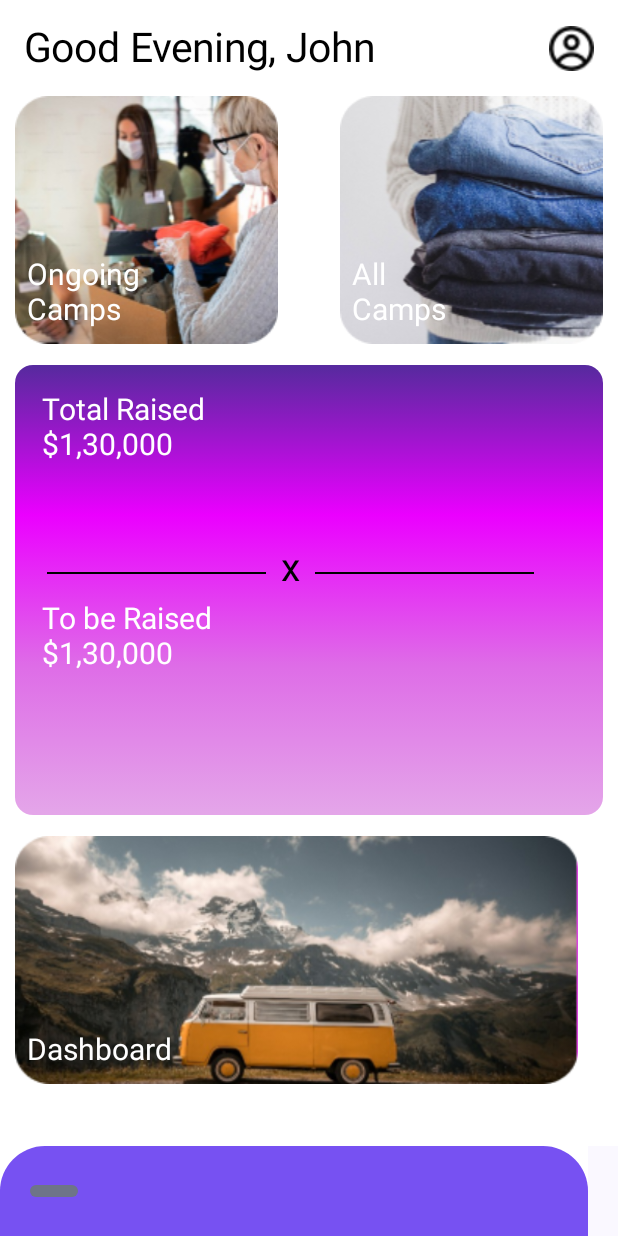
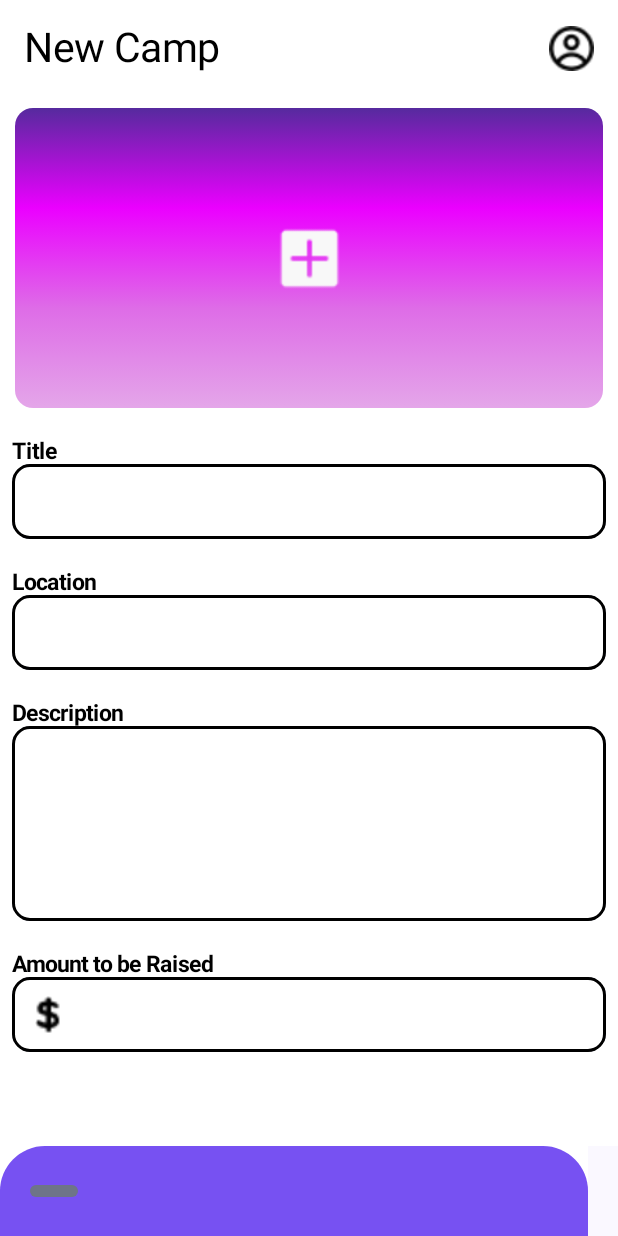
Before and after one commit to prabhsuratsingh/ShareHope, an Android app built with Jetpack Compose: the screen it shows after launch (MainActivity), on a phone screen of 412 x 824 dp. Run offline under Robolectric (Android 15) with nearby library versions, the phone set to English and light mode, and no system bars; 2 statements that could not run were skipped.

Commit message:
Implemented NewPost screen
created uiElement GradientIconButton and DetailsTextField

```diff
--- a/app/src/main/java/com/example/sharehope/MainActivity.kt
+++ b/app/src/main/java/com/example/sharehope/MainActivity.kt
@@ -8,6 +8,7 @@ import androidx.compose.ui.tooling.preview.Preview
 import com.example.sharehope.organizationSide.HomeScreen
 import com.example.sharehope.organizationSide.LandingScreen
 import com.example.sharehope.organizationSide.LoginScreen
+import com.example.sharehope.organizationSide.NewPostScreen
 import com.example.sharehope.ui.theme.ShareHopeTheme
 
 class MainActivity : ComponentActivity() {
@@ -15,7 +16,7 @@ class MainActivity : ComponentActivity() {
         super.onCreate(savedInstanceState)
         setContent {
             ShareHopeTheme {
-                HomeScreen()
+                NewPostScreen()
             }
         }
     }
@@ -27,6 +28,6 @@ class MainActivity : ComponentActivity() {
 @Composable
 fun GreetingPreview() {
     ShareHopeTheme {
-        HomeScreen()
+        NewPostScreen()
     }
 }
--- a/app/src/main/java/com/example/sharehope/organizationSide/NewPost.kt
+++ b/app/src/main/java/com/example/sharehope/organizationSide/NewPost.kt
@@ -1 +1,72 @@
 package com.example.sharehope.organizationSide
+
+import androidx.compose.foundation.background
+import androidx.compose.foundation.layout.Column
+import androidx.compose.foundation.layout.Spacer
+import androidx.compose.foundation.layout.fillMaxSize
+import androidx.compose.foundation.layout.fillMaxWidth
+import androidx.compose.foundation.layout.height
+import androidx.compose.foundation.layout.padding
+import androidx.compose.material3.Scaffold
+import androidx.compose.runtime.Composable
+import androidx.compose.ui.Modifier
+import androidx.compose.ui.graphics.Color
+import androidx.compose.ui.tooling.preview.Preview
+import androidx.compose.ui.unit.dp
+import com.example.sharehope.R
+import com.example.sharehope.organizationSide.uiElements.BottomNavBar
+import com.example.sharehope.organizationSide.uiElements.DollarIcon
+import com.example.sharehope.organizationSide.uiElements.EnterDetailField
+import com.example.sharehope.organizationSide.uiElements.GradientIconCard
+import com.example.sharehope.organizationSide.uiElements.TopTextRow
+
+@Composable
+fun NewPostScreen() {
+
+    Scaffold (
+        bottomBar = { BottomNavBar() }
+    ){innerPadding ->
+        Column (
+            modifier = Modifier
+                .fillMaxSize()
+                .padding(innerPadding)
+                .background(Color.White)
+        ) {
+
+            TopTextRow(heading = R.string.new_post_heading)
+
+            GradientIconCard(
+                modifier = Modifier
+                    .padding(top = 8.dp)
+            )
+            Spacer(modifier = Modifier.height(20.dp))
+            EnterDetailField(
+                heading = R.string.title,
+                height = 50.dp
+            )
+            Spacer(modifier = Modifier.height(20.dp))
+            EnterDetailField(
+                heading = R.string.location,
+                height = 50.dp
+            )
+            Spacer(modifier = Modifier.height(20.dp))
+            EnterDetailField(
+                heading = R.string.description,
+                height = 130.dp
+            )
+            Spacer(modifier = Modifier.height(20.dp))
+            EnterDetailField(
+                heading = R.string.amount_to_be_raised,
+                icon = { DollarIcon() },
+                height = 50.dp
+            )
+        }
+    }
+}
+
+
+@Preview
+@Composable
+fun DisplayNewPostScreen() {
+    NewPostScreen()
+}
--- /dev/null
+++ b/app/src/main/java/com/example/sharehope/organizationSide/uiElements/DetailsTextField.kt
@@ -0,0 +1,90 @@
+package com.example.sharehope.organizationSide.uiElements
+
+import androidx.annotation.DrawableRes
+import androidx.annotation.StringRes
+import androidx.compose.foundation.Image
+import androidx.compose.foundation.background
+import androidx.compose.foundation.border
+import androidx.compose.foundation.layout.fillMaxWidth
+import androidx.compose.foundation.layout.height
+import androidx.compose.foundation.layout.padding
+import androidx.compose.foundation.layout.size
+import androidx.compose.foundation.shape.RoundedCornerShape
+import androidx.compose.material3.OutlinedTextField
+import androidx.compose.material3.OutlinedTextFieldDefaults
+import androidx.compose.material3.Text
+import androidx.compose.runtime.Composable
+import androidx.compose.ui.Modifier
+import androidx.compose.ui.draw.clip
+import androidx.compose.ui.graphics.Color
+import androidx.compose.ui.res.painterResource
+import androidx.compose.ui.res.stringResource
+import androidx.compose.ui.text.TextStyle
+import androidx.compose.ui.text.font.FontWeight
+import androidx.compose.ui.tooling.preview.Preview
+import androidx.compose.ui.unit.Dp
+import androidx.compose.ui.unit.dp
+import androidx.compose.ui.unit.sp
+import com.example.sharehope.R
+import com.example.sharehope.fontFamily
+
+@Composable
+fun EnterDetailField(
+    modifier: Modifier = Modifier,
+    @StringRes heading: Int,
+    icon: @Composable (() -> Unit) = { },
+    height: Dp
+) {
+    Text(
+        text = stringResource(heading),
+        style = TextStyle(
+            fontFamily = fontFamily,
+            fontSize = 15.sp,
+            fontWeight = FontWeight.Bold,
+            color = Color.Black
+        ),
+        modifier = Modifier
+            .padding(start = 8.dp)
+    )
+
+    OutlinedTextField(
+        value = "" ,
+        onValueChange = {},
+        modifier = Modifier
+            .fillMaxWidth()
+            .padding(start = 8.dp, end = 8.dp)
+            .height(height)
+            .clip(RoundedCornerShape(12.dp))
+            .border(width = 2.dp, Color.Black, RoundedCornerShape(12.dp))
+            .background(Color.White),
+        leadingIcon = icon,
+        colors = OutlinedTextFieldDefaults.colors(Color.White)
+    )
+}
+
+@Composable
+fun DollarIcon() {
+    Image(
+        painter = painterResource(id = R.drawable.dollar_icon),
+        contentDescription = "",
+        modifier = Modifier
+            .size(25.dp)
+    )
+}
+
+
+@Preview
+@Composable
+fun DisplayTextField() {
+    EnterDetailField(
+        heading = R.string.title,
+        icon = {DollarIcon()},
+        height = 40.dp
+    )
+}
+
+@Preview
+@Composable
+fun DisplayDollarIcon() {
+    DollarIcon()
+}
--- a/app/src/main/java/com/example/sharehope/organizationSide/uiElements/GradientButtonIcon.kt
+++ b/app/src/main/java/com/example/sharehope/organizationSide/uiElements/GradientButtonIcon.kt
@@ -1 +1,68 @@
 package com.example.sharehope.organizationSide.uiElements
+
+import androidx.compose.foundation.Image
+import androidx.compose.foundation.background
+import androidx.compose.foundation.layout.Arrangement
+import androidx.compose.foundation.layout.Box
+import androidx.compose.foundation.layout.Column
+import androidx.compose.foundation.layout.Row
+import androidx.compose.foundation.layout.Spacer
+import androidx.compose.foundation.layout.fillMaxWidth
+import androidx.compose.foundation.layout.height
+import androidx.compose.foundation.layout.padding
+import androidx.compose.foundation.layout.size
+import androidx.compose.foundation.layout.width
+import androidx.compose.foundation.shape.RoundedCornerShape
+import androidx.compose.material3.Text
+import androidx.compose.runtime.Composable
+import androidx.compose.ui.Alignment
+import androidx.compose.ui.Modifier
+import androidx.compose.ui.graphics.Brush
+import androidx.compose.ui.graphics.Color
+import androidx.compose.ui.res.painterResource
+import androidx.compose.ui.text.TextStyle
+import androidx.compose.ui.text.font.FontWeight
+import androidx.compose.ui.tooling.preview.Preview
+import androidx.compose.ui.unit.dp
+import androidx.compose.ui.unit.sp
+import com.example.sharehope.R
+import com.example.sharehope.fontFamily
+import com.example.sharehope.ui.theme.C1
+import com.example.sharehope.ui.theme.C2
+import com.example.sharehope.ui.theme.C3
+import com.example.sharehope.ui.theme.C4
+
+@Composable
+fun GradientIconCard(
+    modifier: Modifier = Modifier,
+) {
+
+    val brush = Brush.verticalGradient(listOf(C1, C2, C3, C4))
+
+    Box (
+        modifier = modifier
+            .height(200.dp)
+            .padding(horizontal = 10.dp)
+            .fillMaxWidth()
+            .background(
+                brush = brush,
+                shape = RoundedCornerShape(12.dp)
+            )
+    ) {
+        Image(
+            painter = painterResource(id = R.drawable.add_post_icon),
+            contentDescription = "",
+            modifier = Modifier
+                .align(Alignment.Center)
+                .size(50.dp),
+            alignment = Alignment.Center
+        )
+    }
+}
+
+
+@Preview
+@Composable
+fun DisplayIconCard() {
+    GradientIconCard()
+}
--- a/app/src/main/res/values/strings.xml
+++ b/app/src/main/res/values/strings.xml
@@ -9,8 +9,9 @@
     <string name="new_post_heading">New Camp</string>
     <string name="collaborations">Collaborations</string>
     <string name="ongoing_camp">Ongoing Camps</string>
-
-
-
+    <string name="title">Title</string>
+    <string name="location">Location</string>
+    <string name="description">Description</string>
+    <string name="amount_to_be_raised">Amount to be Raised</string>
 
 </resources>
```
Also changed, not shown: app/src/main/res/drawable/dollar_icon.png (added).
